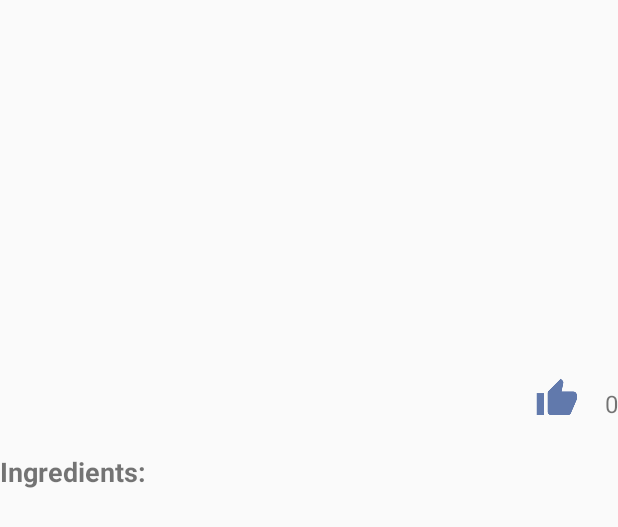
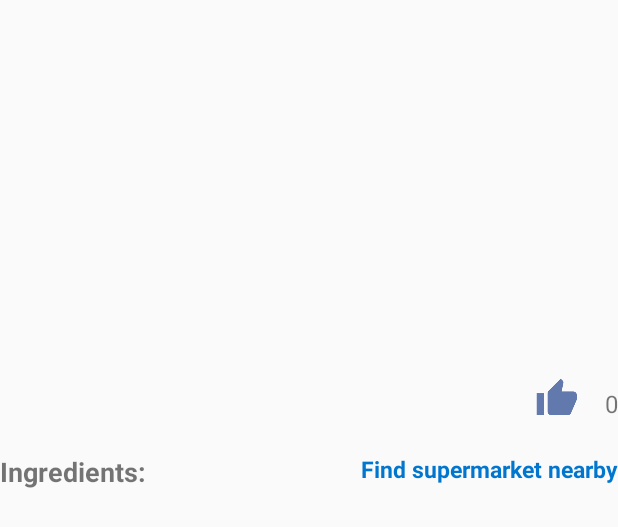
Before and after one commit to yashtawade/FoodForThought, an Android app: the layout item_list_ingredient_head.xml on its own in the app's theme, with its tools: preview values and no code run, on a phone screen of 412 x 824 dp. Shown: the top 527 px of the screen. Run offline under Robolectric (Android 15) with nearby library versions, the phone set to English and light mode, and no system bars.

Commit message:
Integrate nearby function and change some UI

```diff
--- a/app/src/main/java/com/yashtawade/foodforthought/MyApplication.java
+++ b/app/src/main/java/com/yashtawade/foodforthought/MyApplication.java
@@ -19,7 +19,7 @@ public class MyApplication extends Application{
         OkHttpFinalConfiguration.Builder builder =
                 new OkHttpFinalConfiguration.Builder();
         //standard http request header
-        Headers commonHeaders = new Headers.Builder().add(FFTConstant.API_KEY).build();
+        Headers commonHeaders = new Headers.Builder().add(FFTConstant.RECIPE_API_KEY).build();
         builder.setCommenHeaders(commonHeaders);
 
         OkHttpFinal.getInstance().init(builder.build());
--- a/app/src/main/java/com/yashtawade/foodforthought/constants/FFTConstant.java
+++ b/app/src/main/java/com/yashtawade/foodforthought/constants/FFTConstant.java
@@ -1,7 +1,8 @@
 package com.yashtawade.foodforthought.constants;
 
 public class FFTConstant {
-    public static final String API_KEY = "X-Mashape-Key:eSTTv3Urw2mshZJrgoQZoKJbwtmDp1AE9gajsnm5CFL4X5DDw6";
+    public static final String GOOGLE_MAP_API_KEY = "AIzaSyD-dpypUOszI9vXG_-N-MeoVwDnYeQgdYk";
+    public static final String RECIPE_API_KEY = "X-Mashape-Key:eSTTv3Urw2mshZJrgoQZoKJbwtmDp1AE9gajsnm5CFL4X5DDw6";
     public static final String API_BASE_URL = "https://spoonacular-recipe-food-nutrition-v1.p.mashape.com/recipes/";
     public static final String LONG_BASE_URL = "http://www.cqzxlong.me/app/";
 }
--- a/app/src/main/res/layout/activity_main.xml
+++ b/app/src/main/res/layout/activity_main.xml
@@ -53,6 +53,7 @@
         android:layout_height="wrap_content"
         android:id="@+id/signIn"
         android:textColor = "#ffffff"
+        android:textAllCaps="false"
         android:background="@android:color/holo_orange_dark"
         android:onClick="clickSignIn (MainActivity)"
         android:layout_marginTop="14dp"
@@ -64,6 +65,7 @@
         android:layout_width="wrap_content"
         android:layout_height="wrap_content"
         android:textColor = "#ffffff"
+        android:textAllCaps="false"
         android:id="@+id/register"
         android:background="@android:color/holo_orange_dark"
         android:layout_alignParentBottom="true"
--- a/app/src/main/res/layout/content_nearby.xml
+++ b/app/src/main/res/layout/content_nearby.xml
@@ -26,8 +26,7 @@
         android:layout_alignParentTop="true"
         android:layout_alignParentLeft="true"
         android:layout_alignParentStart="true"
-        android:id="@+id/editText3"
-        android:hint="What would you like to search for?"
+        android:id="@+id/search_nearby_edit_text"
         android:textSize="15sp"
         tools:layout_width="wrap_content"
         android:layout_toLeftOf="@+id/btnFind"
--- a/app/src/main/res/layout/item_list_ingredient_head.xml
+++ b/app/src/main/res/layout/item_list_ingredient_head.xml
@@ -45,12 +45,29 @@
 
 
 
-    <TextView
-        android:id="@+id/type"
-        android:textSize="18sp"
-        android:textStyle="bold"
+    <RelativeLayout
+        android:layout_width="match_parent"
+        android:layout_height="wrap_content"
         android:layout_marginTop="20dp"
-        android:text="Ingredients:"
-        android:layout_width="match_parent"
-        android:layout_height="wrap_content"/>
+        android:layout_marginBottom="6dp">
+
+        <TextView
+            android:textSize="18sp"
+            android:textStyle="bold"
+            android:text="Ingredients:"
+            android:layout_width="wrap_content"
+            android:layout_height="wrap_content"/>
+
+        <TextView
+            android:id="@+id/find_supermarket"
+            android:layout_width="wrap_content"
+            android:layout_height="wrap_content"
+            android:layout_alignParentRight="true"
+            android:textSize="15sp"
+            android:textStyle="bold"
+            android:textColor="@color/linkBlue"
+            android:text="Find supermarket nearby"/>
+
+    </RelativeLayout>
+
 </LinearLayout>
--- a/app/src/main/res/layout/item_list_instruction_head.xml
+++ b/app/src/main/res/layout/item_list_instruction_head.xml
@@ -23,6 +23,7 @@
         android:textSize="18sp"
         android:textStyle="bold"
         android:layout_marginTop="20dp"
+        android:layout_marginBottom="6dp"
         android:layout_width="wrap_content"
         android:layout_height="wrap_content"
         android:layout_below="@+id/btn_nutrition_detail"
--- a/app/src/main/res/values/colors.xml
+++ b/app/src/main/res/values/colors.xml
@@ -10,4 +10,5 @@
     <color name="white">#ffffff</color>
     <color name="facebookBlue">#3b5998</color>
     <color name="logout">#ff6666</color>
+    <color name="linkBlue">#0076CE</color>
 </resources>
```
Also changed, not shown: app/src/main/java/com/yashtawade/foodforthought/activities/NearbyActivity.java (+72 -28 lines), app/src/main/java/com/yashtawade/foodforthought/adapters/DetailListAdapter.java (+11 -0 lines), app/src/main/res/layout/content_welcome.xml (+6 -1 lines).
